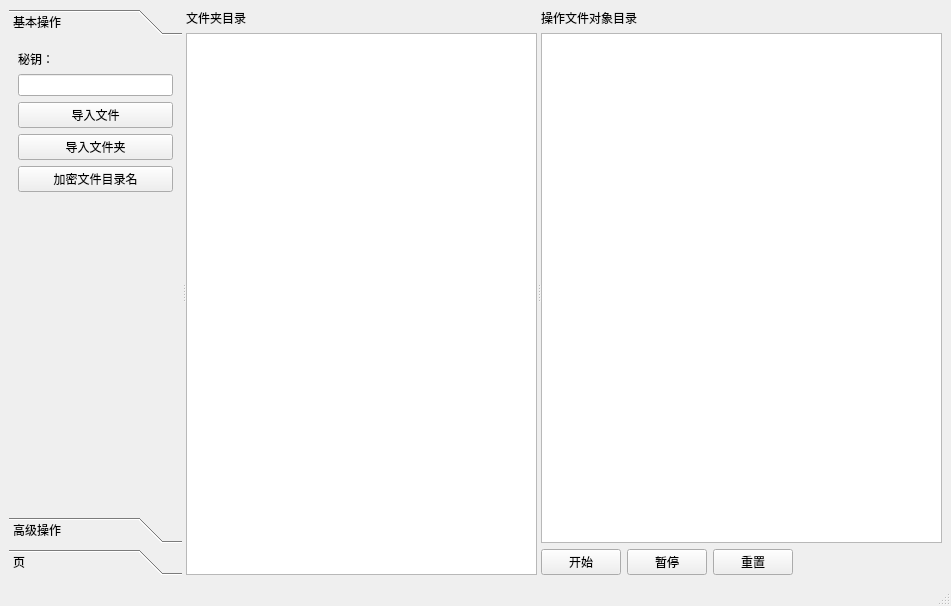
This is mainwindow.ui in jedi007/Jedi_Encrypt as Qt 5 draws it before an edit. The edited form follows.
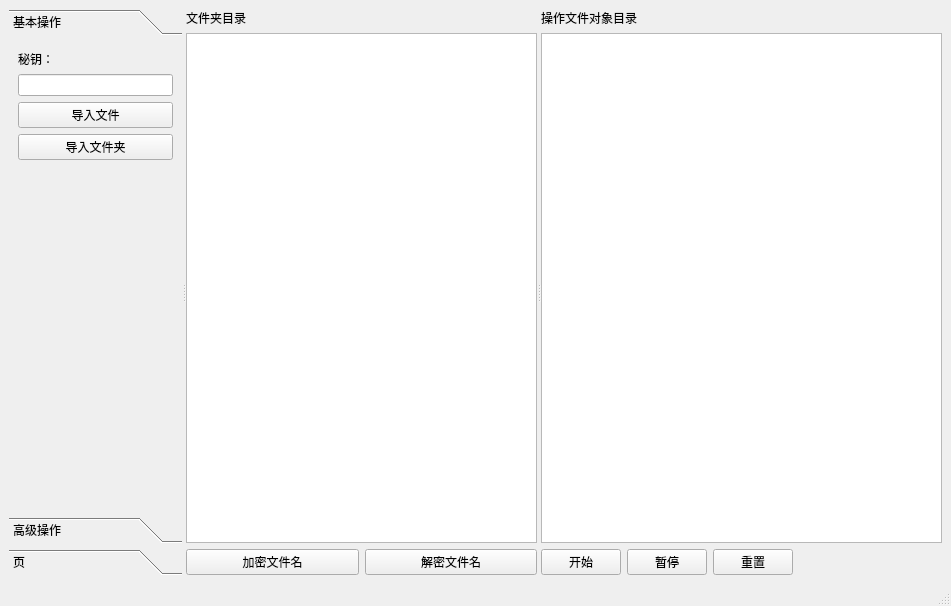
This is the edited form.

Commit message: 更新加密项目

The edit to the form file:
```diff
--- a/mainwindow.ui
+++ b/mainwindow.ui
@@ -41,8 +41,8 @@
          <rect>
           <x>0</x>
           <y>0</y>
-          <width>172</width>
-          <height>467</height>
+          <width>140</width>
+          <height>479</height>
          </rect>
         </property>
         <attribute name="label">
@@ -75,13 +75,6 @@
              </property>
             </widget>
            </item>
-           <item>
-            <widget class="QPushButton" name="pushButton_encrypt_dirname">
-             <property name="text">
-              <string>加密文件目录名</string>
-             </property>
-            </widget>
-           </item>
            <item>
             <spacer name="verticalSpacer">
              <property name="orientation">
@@ -126,7 +119,7 @@
         </attribute>
        </widget>
       </widget>
-      <widget class="QWidget" name="layoutWidget">
+      <widget class="QWidget" name="">
        <layout class="QVBoxLayout" name="verticalLayout">
         <item>
          <widget class="QLabel" name="label">
@@ -151,9 +144,27 @@
           </property>
          </widget>
         </item>
+        <item>
+         <layout class="QHBoxLayout" name="horizontalLayout_2">
+          <item>
+           <widget class="QPushButton" name="pushButton_encrypt_dir">
+            <property name="text">
+             <string>加密文件名</string>
+            </property>
+           </widget>
+          </item>
+          <item>
+           <widget class="QPushButton" name="pushButton_dencrypt_dir">
+            <property name="text">
+             <string>解密文件名</string>
+            </property>
+           </widget>
+          </item>
+         </layout>
+        </item>
        </layout>
       </widget>
-      <widget class="QWidget" name="layoutWidget">
+      <widget class="QWidget" name="">
        <layout class="QVBoxLayout" name="verticalLayout_2">
         <item>
          <widget class="QLabel" name="label_2">
```
Left out of the diff: 14 changed lines with no effect on the pictures. The commit also changes 10 other files.
